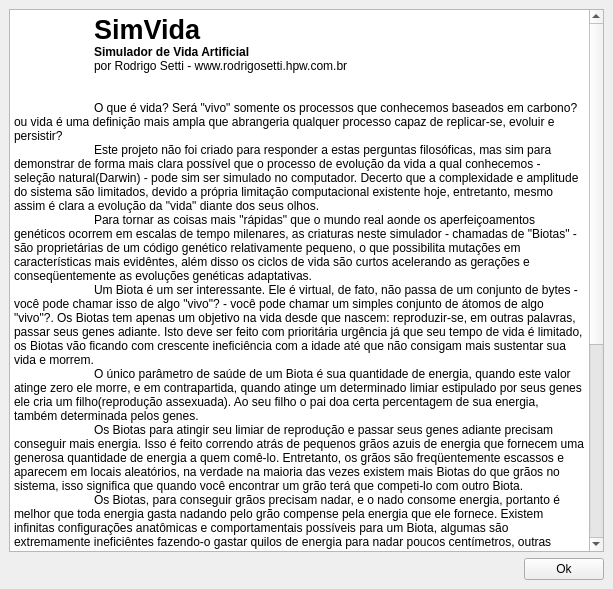
Old version of the form gui/forms/ajuda.ui in the repository rodrigosetti/simvida.
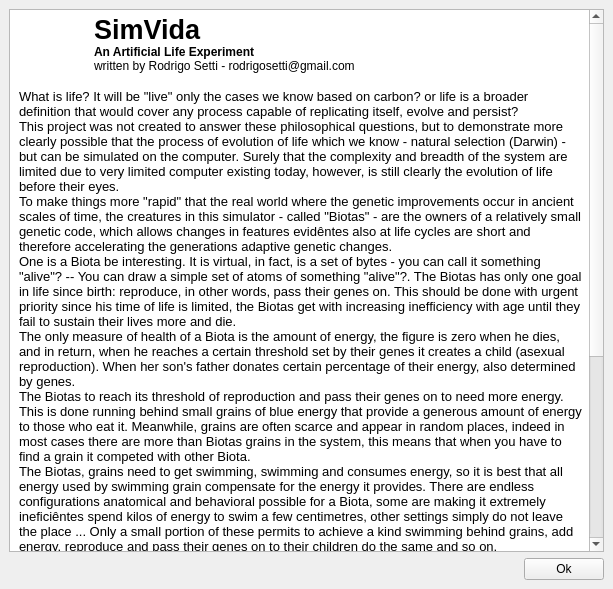
New version of the form. Icons and pictures are not drawn.

```diff
--- a/gui/forms/ajuda.ui
+++ b/gui/forms/ajuda.ui
@@ -25,15 +25,20 @@
    <item>
     <widget class="QTextBrowser" name="textBrowser" >
      <property name="html" >
-      <string>&lt;html>&lt;head>&lt;meta name="qrichtext" content="1" />&lt;style type="text/css">
+      <string>&lt;!DOCTYPE HTML PUBLIC "-//W3C//DTD HTML 4.0//EN" "http://www.w3.org/TR/REC-html40/strict.dtd">
+&lt;html>&lt;head>&lt;meta name="qrichtext" content="1" />&lt;style type="text/css">
 p, li { white-space: pre-wrap; }
-&lt;/style>&lt;/head>&lt;body style=" font-family:'Sans Serif'; font-size:9pt; font-weight:400; font-style:normal; text-decoration:none;">
-&lt;p style=" margin-top:0px; margin-bottom:0px; margin-left:0px; margin-right:0px; -qt-block-indent:0; text-indent:0px;">	&lt;span style=" font-size:20pt; font-weight:600;">SimVida&lt;/span>&lt;/p>
-&lt;p style=" margin-top:0px; margin-bottom:0px; margin-left:0px; margin-right:0px; -qt-block-indent:0; text-indent:0px;">	&lt;span style=" font-weight:600;">Simulador de Vida Artificial&lt;/span>&lt;/p>
-&lt;p style=" margin-top:0px; margin-bottom:0px; margin-left:0px; margin-right:0px; -qt-block-indent:0; text-indent:0px;">	por Rodrigo Setti - www.rodrigosetti.hpw.com.br&lt;/p>
-&lt;p style="-qt-paragraph-type:empty; margin-top:0px; margin-bottom:0px; margin-left:0px; margin-right:0px; -qt-block-indent:0; text-indent:0px;">&lt;/p>
-&lt;p style="-qt-paragraph-type:empty; margin-top:0px; margin-bottom:0px; margin-left:0px; margin-right:0px; -qt-block-indent:0; text-indent:0px;">&lt;/p>
-&lt;p style=" margin-top:0px; margin-bottom:0px; margin-left:0px; margin-right:0px; -qt-block-indent:0; text-indent:0px;">	O que é vida? Será "vivo" somente os processos que conhecemos baseados em carbono? ou vida é uma definição mais ampla que abrangeria qualquer processo capaz de replicar-se, evoluir e persistir?&lt;br />	Este projeto não foi criado para responder a estas perguntas filosóficas, mas sim para demonstrar de forma mais clara possível que o processo de evolução da vida a qual conhecemos - seleção natural(Darwin) - pode sim ser simulado no computador. Decerto que a complexidade e amplitude do sistema são limitados, devido a própria limitação computacional existente hoje, entretanto, mesmo assim é clara a evolução da "vida" diante dos seus olhos.&lt;br />	Para tornar as coisas mais "rápidas" que o mundo real aonde os aperfeiçoamentos genéticos ocorrem em escalas de tempo milenares, as criaturas neste simulador - chamadas de "Biotas" - são proprietárias de um código genético relativamente pequeno, o que possibilita mutações em características mais evidêntes, além disso os ciclos de vida são curtos acelerando as gerações e conseqüentemente as evoluções genéticas adaptativas.&lt;br />	Um Biota é um ser interessante. Ele é virtual, de fato, não passa de um conjunto de bytes - você pode chamar isso de algo "vivo"? - você pode chamar um simples conjunto de átomos de algo "vivo"?. Os Biotas tem apenas um objetivo na vida desde que nascem: reproduzir-se, em outras palavras, passar seus genes adiante. Isto deve ser feito com prioritária urgência já que seu tempo de vida é limitado, os Biotas vão ficando com crescente ineficiência com a idade até que não consigam mais sustentar sua vida e morrem.&lt;br />	O único parâmetro de saúde de um Biota é sua quantidade de energia, quando este valor atinge zero ele morre, e em contrapartida, quando atinge um determinado limiar estipulado por seus genes ele cria um filho(reprodução assexuada). Ao seu filho o pai doa certa percentagem de sua energia, também determinada pelos genes.&lt;br />	Os Biotas para atingir seu limiar de reprodução e passar seus genes adiante precisam conseguir mais energia. Isso é feito correndo atrás de pequenos grãos azuis de energia que fornecem uma generosa quantidade de energia a quem comê-lo. Entretanto, os grãos são freqüentemente escassos e aparecem em locais aleatórios, na verdade na maioria das vezes existem mais Biotas do que grãos no sistema, isso significa que quando você encontrar um grão terá que competi-lo com outro Biota.&lt;br />	Os Biotas, para conseguir grãos precisam nadar, e o nado consome energia, portanto é melhor que toda energia gasta nadando pelo grão compense pela energia que ele fornece. Existem infinitas configurações anatômicas e comportamentais possíveis para um Biota, algumas são extremamente ineficiêntes fazendo-o gastar quilos de energia para nadar poucos centímetros, outras configurações simplesmente não saem do lugar... Apenas uma pequena parcela destas permite à uma espécie conseguir nadar atrás de grãos, juntar energia, reproduzir e passar seus genes adiante para que seus filhos façam o mesmo e assim por diante.&lt;br />	A cada reprodução existe uma probabilidade de ocorrer uma mutação genética aleatória em qualquer gene do filho, as mutações afetam desde o movimento do nado, pesos da cabeça e segmentos, comprimentos, limiar energético que ativa a reprodução e outros genes diversos. Uma mutação - entre os Biotas - não é muito bem vista, isto porquê frequentemente os mutantes são seres esquisitos e com variações que lhes atrapalha a vida. Não conseguem competir por comida e ter filhos e acabam morrendo, seus filhos - se tiver - também não terão um futuro muito melhor. Apesar disso, algumas mutações dão aos sortudos mutantes habilidades ligeiramente superiores que seus pais, garantido uma vantagem seja no gasto menor de energia para nadar, ou uma velocidade maior, ou um ajuste mais preciso dos parâmetros de comportamento. Esta característica lhe permitirá ter mais filhos, e estes também mais filhos, competindo contra outros pobres Biotas inferiores e subjulgando outras raças, a menos que aquelas também possuam seus "mutantes".&lt;br />	Enfim, gerações e gerações se passam, e é possível notar um aumento crescente na eficiência e adaptação dos Biotas as características do ambiente. É possível salvar os genes de um biota num arquivo e carrega-lo depois em outra simulação para analizar o efeito da introdução da espécie. Paredes podem ser criadas no ambiente criando "isolamentos geográficos" entre os animais. Verdadeiras guerras biológicas são travadas entre espécies no dominio do nicho que compartilham.&lt;br />	Você pode descobrir muita coisa com o SimVidA. Analizar tendências evolutivas relativas aos parâmetros do mundo que você estipulou, salvar padrões genéticos bem sucedidos e competi-los, clonar, mutar, matar a vontade sem peso na consciência. Arquitetar esquemas de paredes que funcionam como fazendas de Biotas, criar espécies para fins específicos e o que mais sua imaginação permitir.&lt;/p>&lt;/body>&lt;/html></string>
+&lt;/style>&lt;/head>&lt;body style=" font-family:'DejaVu Sans'; font-size:10pt; font-weight:400; font-style:normal;">
+&lt;p style=" margin-top:0px; margin-bottom:0px; margin-left:0px; margin-right:0px; -qt-block-indent:0; text-indent:0px; font-family:'Sans Serif'; font-size:9pt;">	&lt;span style=" font-size:20pt; font-weight:600;">SimVida&lt;/span>&lt;/p>
+&lt;p style=" margin-top:0px; margin-bottom:0px; margin-left:0px; margin-right:0px; -qt-block-indent:0; text-indent:0px; font-family:'Sans Serif'; font-size:9pt;">	&lt;span style=" font-weight:600;">An Artificial Life Experiment&lt;/span>&lt;/p>
+&lt;p style=" margin-top:0px; margin-bottom:0px; margin-left:0px; margin-right:0px; -qt-block-indent:0; text-indent:0px; font-family:'Sans Serif'; font-size:9pt;">	written by Rodrigo Setti - rodrigosetti@gmail.com&lt;/p>
+&lt;p style="-qt-paragraph-type:empty; margin-top:0px; margin-bottom:0px; margin-left:0px; margin-right:0px; -qt-block-indent:0; text-indent:0px; font-family:'Sans Serif'; font-size:9pt;">&lt;/p>
+&lt;p style="-qt-paragraph-type:empty; margin-top:0px; margin-bottom:0px; margin-left:0px; margin-right:0px; -qt-block-indent:0; text-indent:0px; font-family:'Sans Serif'; font-size:9pt;">&lt;/p>
+&lt;table border="0" style=" margin-top:0px; margin-bottom:0px; margin-left:0px; margin-right:0px;" cellspacing="2" cellpadding="0">
+&lt;tr>
+&lt;td>&lt;/td>
+&lt;td>
+&lt;p style=" margin-top:0px; margin-bottom:0px; margin-left:0px; margin-right:0px; -qt-block-indent:0; text-indent:0px;">&lt;a name="gap">&lt;/a>What is life? It will be "live" only the cases we know based on carbon? or life is a broader definition that would cover any process capable of replicating itself, evolve and persist? &lt;br />This project was not created to answer these philosophical questions, but to demonstrate more clearly possible that the process of evolution of life which we know - natural selection (Darwin) - but can be simulated on the computer. Surely that the complexity and breadth of the system are limited due to very limited computer existing today, however, is still clearly the evolution of life before their eyes. &lt;br />To make things more "rapid" that the real world where the genetic improvements occur in ancient scales of time, the creatures in this simulator - called "Biotas" - are the owners of a relatively small genetic code, which allows changes in features evidêntes also at life cycles are short and therefore accelerating the generations adaptive genetic changes. &lt;br />One is a Biota be interesting. It is virtual, in fact, is a set of bytes - you can call it something "alive"? -- You can draw a simple set of atoms of something "alive"?. The Biotas has only one goal in life since birth: reproduce, in other words, pass their genes on. This should be done with urgent priority since his time of life is limited, the Biotas get with increasing inefficiency with age until they fail to sustain their lives more and die. &lt;br />The only measure of health of a Biota is the amount of energy, the figure is zero when he dies, and in return, when he reaches a certain threshold set by their genes it creates a child (asexual reproduction). When her son's father donates certain percentage of their energy, also determined by genes. &lt;br />The Biotas to reach its threshold of reproduction and pass their genes on to need more energy. This is done running behind small grains of blue energy that provide a generous amount of energy to those who eat it. Meanwhile, grains are often scarce and appear in random places, indeed in most cases there are more than Biotas grains in the system, this means that when you have to find a grain it competed with other Biota. &lt;br />The Biotas, grains need to get swimming, swimming and consumes energy, so it is best that all energy used by swimming grain compensate for the energy it provides. There are endless configurations anatomical and behavioral possible for a Biota, some are making it extremely ineficiêntes spend kilos of energy to swim a few centimetres, other settings simply do not leave the place ... Only a small portion of these permits to achieve a kind swimming behind grains, add energy, reproduce and pass their genes on to their children do the same and so on. &lt;br />Each reproduction there is a likelihood of a genetic mutation occur randomly in any gene of the child, since the mutations affect the movement of swimming, weights and segments of the head, length, energy threshold that activates the reproduction and several other genes. A mutation - among Biotas - is not very well view, this often why the mutants are being picky and with variations to them atrapalha life. They can not compete for food and have children and end up dying, their children - if - also will not have a much better future. Nevertheless, some changes give lucky mutated slightly higher skills than their parents, is guaranteed an advantage in spending less energy to swim, or a higher speed, or a setting more precise parameters of behavior. This feature allows you to have more children, and they also more children, competing against other poor Biotas lower and subjulgando other races, unless they also have their "mutants". &lt;br />Finally, if generations and generations pass, and you can see an increase in efficiency and adaptation of Biotas the characteristics of the environment. You can save the genes of a biota in a file and upload it later in another simulation to analyze the effect of the introduction of the species. Walls can be created in the environment create "geographic insulation" between animals. True wars are fought between biological species in the area of niche that share. &lt;br />You can find out a lot with the SimVidA. To analyze trends on the parameters of the world that you set, saving genetic patterns successful and competitive them, cloning, mutar, killing the will without weight in consciousness. Arquitetar schemes walls that act as farm Biotas, creating species for specific purposes and what more your imagination allows.&lt;/p>&lt;/td>&lt;/tr>&lt;/table>&lt;/body>&lt;/html></string>
      </property>
     </widget>
    </item>
```
Left out of the diff: 21 changed lines with no effect on the pictures.
